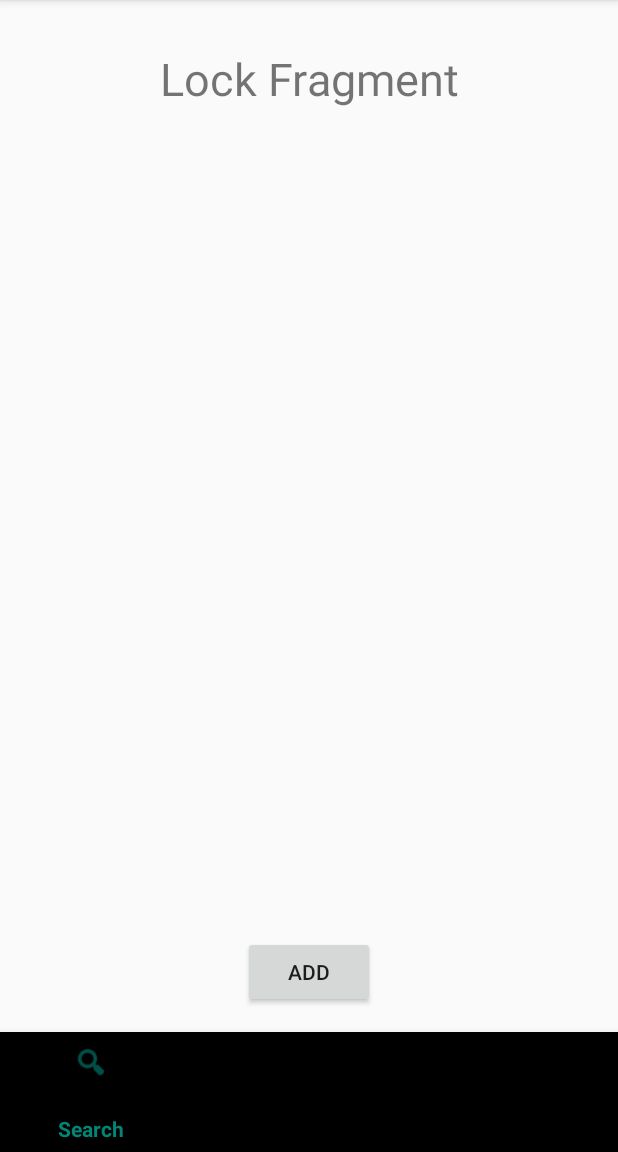
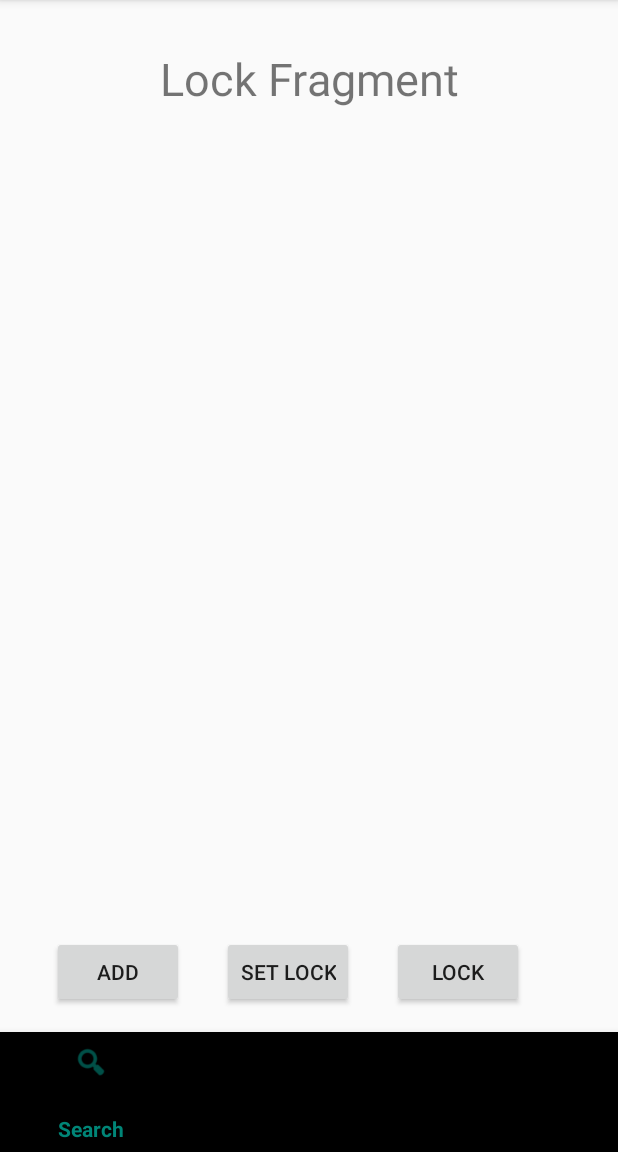
Before and after one commit to P-KD/JustExample, an Android app: the fragment FragLock placed in its activity, on a phone screen of 412 x 824 dp, the part 84-1236 px from its top. Run offline under Robolectric (Android 15) with nearby library versions, the phone set to English and light mode, and no system bars; libraries missing offline, so code that uses them is left out: com.andrognito.patternlockview, com.journeyapps.barcodescanner.

Commit message:
- 패턴 잠금 화면 구현

```diff
--- a/app/build.gradle
+++ b/app/build.gradle
@@ -35,4 +35,7 @@ dependencies {
 
     //QR코드
     implementation 'com.journeyapps:zxing-android-embedded:3.6.0'
+
+    //패턴 잠금
+    implementation 'com.andrognito.patternlockview:patternlockview:1.0.0'
 }
--- a/app/src/main/java/com/arcadekd/justexample/FragLock.java
+++ b/app/src/main/java/com/arcadekd/justexample/FragLock.java
@@ -10,6 +10,8 @@ import android.widget.TextView;
 import androidx.annotation.NonNull;
 import androidx.annotation.Nullable;
 import androidx.fragment.app.Fragment;
+import androidx.fragment.app.FragmentManager;
+import androidx.fragment.app.FragmentTransaction;
 import androidx.recyclerview.widget.LinearLayoutManager;
 import androidx.recyclerview.widget.RecyclerView;
 
@@ -21,11 +23,20 @@ public class FragLock extends Fragment
     private View view;
     private TextView tv_lock;
     private RecyclerView rv_lock;
+
     private Button btn_add;
+    private Button btn_setLock;
+    private Button btn_lock;
+
     private RecyclerViewAdapter adapter;
     private LinearLayoutManager linearLayoutManager;
 
     private ArrayList<DataModel> dataList;
+
+    private FragmentTransaction ft;
+    private FragmentManager fm;
+
+    private FragPattern fragPattern;
 
     @Nullable
     @Override
@@ -34,10 +45,6 @@ public class FragLock extends Fragment
         view = inflater.inflate(R.layout.frag_lock, container, false);
 
         initUIComponent();
-
-        dataList = new ArrayList<>();
-        adapter = new RecyclerViewAdapter(dataList);
-        rv_lock.setAdapter(adapter);
 
         btn_add.setOnClickListener(new View.OnClickListener()
         {
@@ -50,6 +57,28 @@ public class FragLock extends Fragment
             }
         });
 
+        btn_lock.setOnClickListener(new View.OnClickListener()
+        {
+            @Override
+            public void onClick(View v)
+            {
+                ft = fm.beginTransaction();
+                ft.replace(R.id.frame_main, fragPattern);
+                ft.commit();
+            }
+        });
+
+        btn_setLock.setOnClickListener(new View.OnClickListener()
+        {
+            @Override
+            public void onClick(View v)
+            {
+                ft = fm.beginTransaction();
+                ft.replace(R.id.frame_main, fragPattern);
+                ft.commit();
+            }
+        });
+
         return view;
     }
 
@@ -57,15 +86,26 @@ public class FragLock extends Fragment
     {
         tv_lock = view.findViewById(R.id.tv_lock);
         rv_lock = view.findViewById(R.id.rv_lock);
+
         btn_add = view.findViewById(R.id.btn_add);
+        btn_lock = view.findViewById(R.id.btn_lock);
+        btn_setLock = view.findViewById(R.id.btn_setlock);
 
         adapter = new RecyclerViewAdapter(dataList);
         linearLayoutManager = new LinearLayoutManager(getActivity());
+        fragPattern = new FragPattern();
+
+        dataList = new ArrayList<>();
+        adapter = new RecyclerViewAdapter(dataList);
+        rv_lock.setAdapter(adapter);
 
         tv_lock.setText("Lock Fragment");
 
         rv_lock.setAdapter(adapter);
         rv_lock.setLayoutManager(linearLayoutManager);
+
+        fm = getActivity().getSupportFragmentManager();
+
     }
 
 }
--- /dev/null
+++ b/app/src/main/java/com/arcadekd/justexample/FragPattern.java
@@ -0,0 +1,65 @@
+package com.arcadekd.justexample;
+
+import android.os.Bundle;
+import android.util.Log;
+import android.view.LayoutInflater;
+import android.view.View;
+import android.view.ViewGroup;
+
+import androidx.annotation.NonNull;
+import androidx.annotation.Nullable;
+import androidx.fragment.app.Fragment;
+
+import com.andrognito.patternlockview.PatternLockView;
+import com.andrognito.patternlockview.listener.PatternLockViewListener;
+import com.andrognito.patternlockview.utils.PatternLockUtils;
+
+import java.util.List;
+
+public class FragPattern extends Fragment
+{
+    private View view;
+    private PatternLockView pattern_view;
+    private PatternLockViewListener listener;
+
+    @Nullable
+    @Override
+    public View onCreateView(@NonNull LayoutInflater inflater, @Nullable ViewGroup container, @Nullable Bundle savedInstanceState)
+    {
+        view = inflater.inflate(R.layout.frag_pattern_lock, container, false);
+
+        pattern_view = view.findViewById(R.id.patternLockView);
+
+        listener = new PatternLockViewListener()
+        {
+            @Override
+            public void onStarted()
+            {
+
+            }
+
+            @Override
+            public void onProgress(List<PatternLockView.Dot> progressPattern)
+            {
+                Log.e("pattern_progress", PatternLockUtils.patternToString(pattern_view, progressPattern));
+            }
+
+            @Override
+            public void onComplete(List<PatternLockView.Dot> pattern)
+
+            {
+                Log.e("pattern_complete", PatternLockUtils.patternToString(pattern_view, pattern));
+            }
+
+            @Override
+            public void onCleared()
+            {
+
+            }
+        };
+
+        pattern_view.addPatternLockListener(listener);
+
+        return view;
+    }
+}
--- a/app/src/main/java/com/arcadekd/justexample/MainActivity.java
+++ b/app/src/main/java/com/arcadekd/justexample/MainActivity.java
@@ -18,6 +18,12 @@ public class MainActivity extends AppCompatActivity
      * Adapter, Fragment lifecycle 이해할 것
      * RecyclerView(Vertical), Glide, retrofit2, textObserver, ViewPager,
      * Room, Search Bar, QR code, Bottom NavigationView, address copy to clipBoard, pattern code 관련 공부하고 사용해볼 것
+     **/
+
+    /**
+     * Adapter, Fragment lifecycle 이해할 것
+     * Glide, retrofit2
+     * Room, pattern code 관련 공부하고 사용해볼 것
      **/
 
     private TextView tv_main;
--- a/app/src/main/res/layout/frag_lock.xml
+++ b/app/src/main/res/layout/frag_lock.xml
@@ -37,11 +37,33 @@
             android:id="@+id/btn_add"
             android:layout_width="wrap_content"
             android:layout_height="wrap_content"
+            android:layout_marginEnd="104dp"
             android:layout_marginBottom="16dp"
             android:text="ADD"
             app:layout_constraintBottom_toBottomOf="parent"
+            app:layout_constraintEnd_toStartOf="@+id/btn_lock"
+            app:layout_constraintStart_toStartOf="parent" />
+
+        <Button
+            android:id="@+id/btn_lock"
+            android:layout_width="wrap_content"
+            android:layout_height="wrap_content"
+            android:layout_marginEnd="28dp"
+            android:layout_marginBottom="16dp"
+            android:text="LOCK"
+            app:layout_constraintBottom_toBottomOf="parent"
             app:layout_constraintEnd_toEndOf="parent"
-            app:layout_constraintStart_toStartOf="parent" />
+            app:layout_constraintStart_toEndOf="@+id/btn_add" />
+
+        <Button
+            android:id="@+id/btn_setlock"
+            android:layout_width="wrap_content"
+            android:layout_height="wrap_content"
+            android:layout_marginBottom="16dp"
+            android:text="SET Lock"
+            app:layout_constraintBottom_toBottomOf="parent"
+            app:layout_constraintEnd_toStartOf="@+id/btn_lock"
+            app:layout_constraintStart_toEndOf="@+id/btn_add" />
     </androidx.constraintlayout.widget.ConstraintLayout>
 
 </FrameLayout>
```
Also changed, not shown: app/src/main/res/layout/frag_pattern_lock.xml (added, +38 -0 lines).
